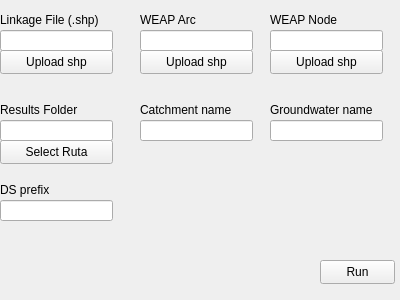
Qt form geo_checker_dialog.ui (Kalliam/GeoCheckerQGIS) before a commit.
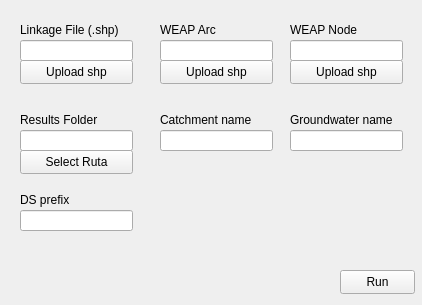
The same form after that commit.

Patch:
```diff
--- a/geo_checker_dialog.ui
+++ b/geo_checker_dialog.ui
@@ -6,8 +6,8 @@
    <rect>
     <x>0</x>
     <y>0</y>
-    <width>400</width>
-    <height>300</height>
+    <width>422</width>
+    <height>305</height>
    </rect>
   </property>
   <property name="windowTitle">
@@ -16,8 +16,8 @@
   <widget class="QLabel" name="label">
    <property name="geometry">
     <rect>
-     <x>0</x>
-     <y>10</y>
+     <x>20</x>
+     <y>20</y>
      <width>101</width>
      <height>20</height>
     </rect>
@@ -29,8 +29,8 @@
   <widget class="QLineEdit" name="lineEdit_linkage">
    <property name="geometry">
     <rect>
-     <x>0</x>
-     <y>30</y>
+     <x>20</x>
+     <y>40</y>
      <width>113</width>
      <height>21</height>
     </rect>
@@ -39,8 +39,8 @@
   <widget class="QPushButton" name="btn_explore_linkage">
    <property name="geometry">
     <rect>
-     <x>0</x>
-     <y>50</y>
+     <x>20</x>
+     <y>60</y>
      <width>113</width>
      <height>24</height>
     </rect>
@@ -52,8 +52,8 @@
   <widget class="QLabel" name="label_2">
    <property name="geometry">
     <rect>
-     <x>140</x>
-     <y>10</y>
+     <x>160</x>
+     <y>20</y>
      <width>101</width>
      <height>20</height>
     </rect>
@@ -65,8 +65,8 @@
   <widget class="QLineEdit" name="lineEdit_arc">
    <property name="geometry">
     <rect>
-     <x>140</x>
-     <y>30</y>
+     <x>160</x>
+     <y>40</y>
      <width>113</width>
      <height>21</height>
     </rect>
@@ -75,8 +75,8 @@
   <widget class="QPushButton" name="btn_explore_arc">
    <property name="geometry">
     <rect>
-     <x>140</x>
-     <y>50</y>
+     <x>160</x>
+     <y>60</y>
      <width>113</width>
      <height>24</height>
     </rect>
@@ -88,8 +88,8 @@
   <widget class="QLabel" name="label_3">
    <property name="geometry">
     <rect>
-     <x>270</x>
-     <y>10</y>
+     <x>290</x>
+     <y>20</y>
      <width>101</width>
      <height>20</height>
     </rect>
@@ -101,8 +101,8 @@
   <widget class="QLineEdit" name="lineEdit_node">
    <property name="geometry">
     <rect>
-     <x>270</x>
-     <y>30</y>
+     <x>290</x>
+     <y>40</y>
      <width>113</width>
      <height>21</height>
     </rect>
@@ -111,8 +111,8 @@
   <widget class="QPushButton" name="btn_explore_node">
    <property name="geometry">
     <rect>
-     <x>270</x>
-     <y>50</y>
+     <x>290</x>
+     <y>60</y>
      <width>113</width>
      <height>24</height>
     </rect>
@@ -124,8 +124,8 @@
   <widget class="QLabel" name="label_4">
    <property name="geometry">
     <rect>
-     <x>0</x>
-     <y>100</y>
+     <x>20</x>
+     <y>110</y>
      <width>101</width>
      <height>20</height>
     </rect>
@@ -137,8 +137,8 @@
   <widget class="QLineEdit" name="lineEdit_folder">
    <property name="geometry">
     <rect>
-     <x>0</x>
-     <y>120</y>
+     <x>20</x>
+     <y>130</y>
      <width>113</width>
      <height>21</height>
     </rect>
@@ -147,8 +147,8 @@
   <widget class="QPushButton" name="btn_explore_folder">
    <property name="geometry">
     <rect>
-     <x>0</x>
-     <y>140</y>
+     <x>20</x>
+     <y>150</y>
      <width>113</width>
      <height>24</height>
     </rect>
@@ -160,8 +160,8 @@
   <widget class="QLabel" name="label_5">
    <property name="geometry">
     <rect>
-     <x>140</x>
-     <y>100</y>
+     <x>160</x>
+     <y>110</y>
      <width>113</width>
      <height>20</height>
     </rect>
@@ -173,8 +173,8 @@
   <widget class="QLineEdit" name="lineEdit_catchment">
    <property name="geometry">
     <rect>
-     <x>140</x>
-     <y>120</y>
+     <x>160</x>
+     <y>130</y>
      <width>113</width>
      <height>21</height>
     </rect>
@@ -183,8 +183,8 @@
   <widget class="QLabel" name="label_6">
    <property name="geometry">
     <rect>
-     <x>270</x>
-     <y>100</y>
+     <x>290</x>
+     <y>110</y>
      <width>113</width>
      <height>20</height>
     </rect>
@@ -199,8 +199,8 @@
   <widget class="QLineEdit" name="lineEdit_groundwater">
    <property name="geometry">
     <rect>
-     <x>270</x>
-     <y>120</y>
+     <x>290</x>
+     <y>130</y>
      <width>113</width>
      <height>21</height>
     </rect>
@@ -209,8 +209,8 @@
   <widget class="QLabel" name="label_7">
    <property name="geometry">
     <rect>
-     <x>0</x>
-     <y>180</y>
+     <x>20</x>
+     <y>190</y>
      <width>113</width>
      <height>20</height>
     </rect>
@@ -222,8 +222,8 @@
   <widget class="QLineEdit" name="lineEdit_ds_prefix">
    <property name="geometry">
     <rect>
-     <x>0</x>
-     <y>200</y>
+     <x>20</x>
+     <y>210</y>
      <width>113</width>
      <height>21</height>
     </rect>
@@ -232,8 +232,8 @@
   <widget class="QPushButton" name="btn_run">
    <property name="geometry">
     <rect>
-     <x>320</x>
-     <y>260</y>
+     <x>340</x>
+     <y>270</y>
      <width>75</width>
      <height>24</height>
     </rect>
```
